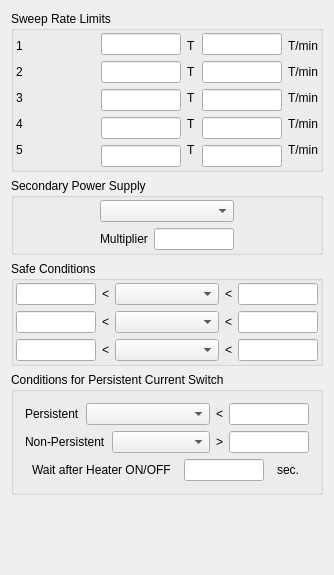
The window that modules/magnetps/core/magnetpsconfigform.ui (northriv/KAME) describes before a commit, drawn with Qt 5.
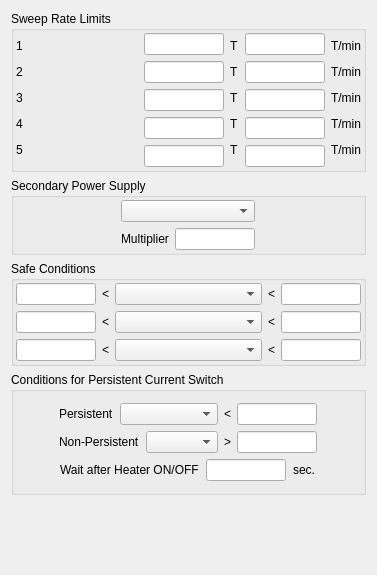
The same window after the commit.

The edit to the form file:
```diff
--- a/modules/magnetps/core/magnetpsconfigform.ui
+++ b/modules/magnetps/core/magnetpsconfigform.ui
@@ -6,7 +6,7 @@
    <rect>
     <x>0</x>
     <y>0</y>
-    <width>334</width>
+    <width>377</width>
     <height>575</height>
    </rect>
   </property>
@@ -114,6 +114,12 @@
           <layout class="QVBoxLayout" name="verticalLayout">
            <item>
             <widget class="QLineEdit" name="m_edRateLimit1Bound">
+             <property name="sizePolicy">
+              <sizepolicy hsizetype="Preferred" vsizetype="Fixed">
+               <horstretch>0</horstretch>
+               <verstretch>0</verstretch>
+              </sizepolicy>
+             </property>
              <property name="maximumSize">
               <size>
                <width>80</width>
@@ -124,6 +130,12 @@
            </item>
            <item>
             <widget class="QLineEdit" name="m_edRateLimit2Bound">
+             <property name="sizePolicy">
+              <sizepolicy hsizetype="Preferred" vsizetype="Fixed">
+               <horstretch>0</horstretch>
+               <verstretch>0</verstretch>
+              </sizepolicy>
+             </property>
              <property name="maximumSize">
               <size>
                <width>80</width>
@@ -134,6 +146,12 @@
            </item>
            <item>
             <widget class="QLineEdit" name="m_edRateLimit3Bound">
+             <property name="sizePolicy">
+              <sizepolicy hsizetype="Preferred" vsizetype="Fixed">
+               <horstretch>0</horstretch>
+               <verstretch>0</verstretch>
+              </sizepolicy>
+             </property>
              <property name="maximumSize">
               <size>
                <width>80</width>
@@ -144,6 +162,12 @@
            </item>
            <item>
             <widget class="QLineEdit" name="m_edRateLimit4Bound">
+             <property name="sizePolicy">
+              <sizepolicy hsizetype="Preferred" vsizetype="Fixed">
+               <horstretch>0</horstretch>
+               <verstretch>0</verstretch>
+              </sizepolicy>
+             </property>
              <property name="maximumSize">
               <size>
                <width>80</width>
@@ -154,6 +178,12 @@
            </item>
            <item>
             <widget class="QLineEdit" name="m_edRateLimit5Bound">
+             <property name="sizePolicy">
+              <sizepolicy hsizetype="Preferred" vsizetype="Fixed">
+               <horstretch>0</horstretch>
+               <verstretch>0</verstretch>
+              </sizepolicy>
+             </property>
              <property name="maximumSize">
               <size>
                <width>80</width>
@@ -252,6 +282,12 @@
           <layout class="QVBoxLayout" name="verticalLayout_2">
            <item>
             <widget class="QLineEdit" name="m_edRateLimit1">
+             <property name="sizePolicy">
+              <sizepolicy hsizetype="Preferred" vsizetype="Fixed">
+               <horstretch>0</horstretch>
+               <verstretch>0</verstretch>
+              </sizepolicy>
+             </property>
              <property name="maximumSize">
               <size>
                <width>80</width>
@@ -262,6 +298,12 @@
            </item>
            <item>
             <widget class="QLineEdit" name="m_edRateLimit2">
+             <property name="sizePolicy">
+              <sizepolicy hsizetype="Preferred" vsizetype="Fixed">
+               <horstretch>0</horstretch>
+               <verstretch>0</verstretch>
+              </sizepolicy>
+             </property>
              <property name="maximumSize">
               <size>
                <width>80</width>
@@ -272,6 +314,12 @@
            </item>
            <item>
             <widget class="QLineEdit" name="m_edRateLimit3">
+             <property name="sizePolicy">
+              <sizepolicy hsizetype="Preferred" vsizetype="Fixed">
+               <horstretch>0</horstretch>
+               <verstretch>0</verstretch>
+              </sizepolicy>
+             </property>
              <property name="maximumSize">
               <size>
                <width>80</width>
@@ -282,6 +330,12 @@
            </item>
            <item>
             <widget class="QLineEdit" name="m_edRateLimit4">
+             <property name="sizePolicy">
+              <sizepolicy hsizetype="Preferred" vsizetype="Fixed">
+               <horstretch>0</horstretch>
+               <verstretch>0</verstretch>
+              </sizepolicy>
+             </property>
              <property name="maximumSize">
               <size>
                <width>80</width>
@@ -292,6 +346,12 @@
            </item>
            <item>
             <widget class="QLineEdit" name="m_edRateLimit5">
+             <property name="sizePolicy">
+              <sizepolicy hsizetype="Preferred" vsizetype="Fixed">
+               <horstretch>0</horstretch>
+               <verstretch>0</verstretch>
+              </sizepolicy>
+             </property>
              <property name="maximumSize">
               <size>
                <width>80</width>
@@ -423,6 +483,12 @@
          </item>
          <item>
           <widget class="QLineEdit" name="m_edSecondaryPSMultiplier">
+           <property name="sizePolicy">
+            <sizepolicy hsizetype="Minimum" vsizetype="Fixed">
+             <horstretch>0</horstretch>
+             <verstretch>0</verstretch>
+            </sizepolicy>
+           </property>
            <property name="maximumSize">
             <size>
              <width>80</width>
@@ -494,6 +560,12 @@
          </item>
          <item>
           <widget class="QLineEdit" name="m_edSafeCond1Max">
+           <property name="sizePolicy">
+            <sizepolicy hsizetype="Minimum" vsizetype="Fixed">
+             <horstretch>0</horstretch>
+             <verstretch>0</verstretch>
+            </sizepolicy>
+           </property>
            <property name="maximumSize">
             <size>
              <width>80</width>
@@ -553,6 +625,12 @@
          </item>
          <item>
           <widget class="QLineEdit" name="m_edSafeCond2Max">
+           <property name="sizePolicy">
+            <sizepolicy hsizetype="Minimum" vsizetype="Fixed">
+             <horstretch>0</horstretch>
+             <verstretch>0</verstretch>
+            </sizepolicy>
+           </property>
            <property name="maximumSize">
             <size>
              <width>80</width>
@@ -612,6 +690,12 @@
          </item>
          <item>
           <widget class="QLineEdit" name="m_edSafeCond3Max">
+           <property name="sizePolicy">
+            <sizepolicy hsizetype="Minimum" vsizetype="Fixed">
+             <horstretch>0</horstretch>
+             <verstretch>0</verstretch>
+            </sizepolicy>
+           </property>
            <property name="maximumSize">
             <size>
              <width>80</width>
@@ -670,6 +754,12 @@
          </item>
          <item>
           <widget class="QLineEdit" name="m_edPersistentCondMax">
+           <property name="sizePolicy">
+            <sizepolicy hsizetype="Minimum" vsizetype="Fixed">
+             <horstretch>0</horstretch>
+             <verstretch>0</verstretch>
+            </sizepolicy>
+           </property>
            <property name="maximumSize">
             <size>
              <width>80</width>
@@ -719,6 +809,12 @@
          </item>
          <item>
           <widget class="QLineEdit" name="m_edNonPersistentCondMin">
+           <property name="sizePolicy">
+            <sizepolicy hsizetype="Minimum" vsizetype="Fixed">
+             <horstretch>0</horstretch>
+             <verstretch>0</verstretch>
+            </sizepolicy>
+           </property>
            <property name="maximumSize">
             <size>
              <width>80</width>
@@ -749,6 +845,12 @@
          </item>
          <item>
           <widget class="QLineEdit" name="m_edPCSHWait">
+           <property name="sizePolicy">
+            <sizepolicy hsizetype="Minimum" vsizetype="Fixed">
+             <horstretch>0</horstretch>
+             <verstretch>0</verstretch>
+            </sizepolicy>
+           </property>
            <property name="maximumSize">
             <size>
              <width>80</width>
```
Left out of the diff: 18 changed lines with no effect on the pictures.
